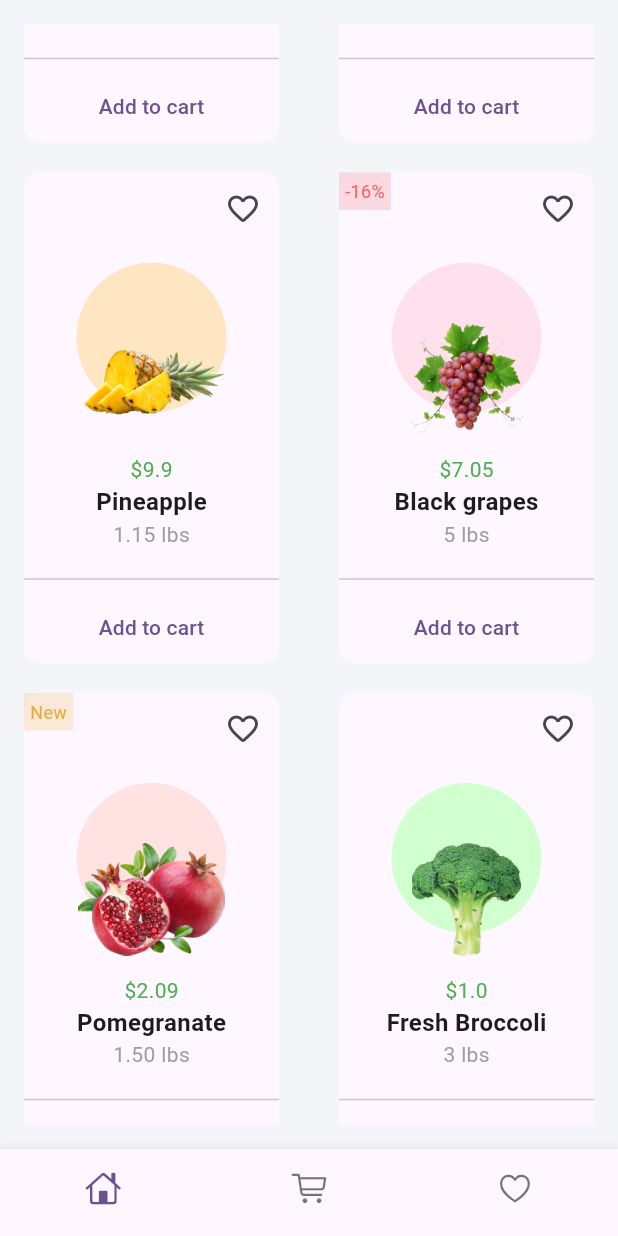
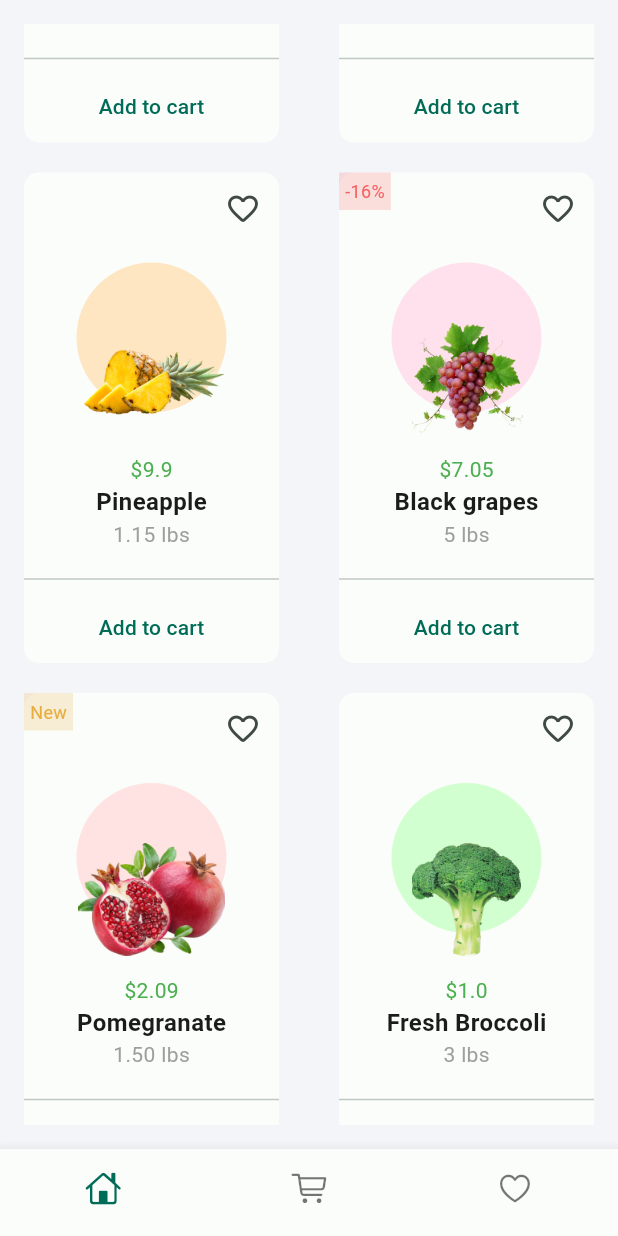
Before and after one commit to pacodemant/grocery_task, a Flutter app: the screen it shows after launch, scrolled down 576 dp, on a phone screen of 412 x 824 dp. Run offline on Flutter 3.47's test engine with Material 3 defaults, Android fonts, the phone set to English and light mode, and no system bars; our stand-ins replace flutter_animate.

Commit message:
feat: add a theme switcher

```diff
--- /dev/null
+++ b/lib/app.dart
@@ -0,0 +1,34 @@
+import 'package:flutter/material.dart';
+import 'package:grocery_task/consts/theme/theme.dart';
+import 'package:grocery_task/home/home_page.dart';
+
+class App extends StatefulWidget {
+  const App({super.key});
+
+  @override
+  State<App> createState() => _AppState();
+}
+
+class _AppState extends State<App> {
+  // This widget is the root of your application.
+
+  bool isDark = false;
+
+  @override
+  Widget build(BuildContext context) {
+    return MaterialApp(
+      title: 'Flutter Demo',
+      debugShowCheckedModeBanner: false,
+      theme: theme,
+      darkTheme: darkTheme,
+      themeMode: isDark ? ThemeMode.dark : ThemeMode.light,
+      home: HomePage(
+        toggleTheme: () {
+          setState(() {
+            isDark = !isDark;
+          });
+        },
+      ),
+    );
+  }
+}
--- /dev/null
+++ b/lib/cart/cart_page.dart
@@ -0,0 +1,10 @@
+import 'package:flutter/material.dart';
+
+class CartPage extends StatelessWidget {
+  const CartPage({Key? key}) : super(key: key);
+
+  @override
+  Widget build(BuildContext context) {
+    return Container();
+  }
+}
--- /dev/null
+++ b/lib/consts/theme/theme.dart
@@ -0,0 +1,23 @@
+import 'package:flutter/material.dart';
+import 'package:grocery_task/consts/theme/color_schemes.g.dart';
+
+ThemeData theme = ThemeData(
+  scaffoldBackgroundColor: const Color(0xffF4F5F9),
+  colorScheme: lightColorScheme,
+  textTheme: const TextTheme(
+    headlineSmall: TextStyle(
+      fontSize: 20,
+      fontWeight: FontWeight.bold,
+    ),
+  ),
+);
+
+ThemeData darkTheme = ThemeData.dark().copyWith(
+  colorScheme: darkColorScheme,
+  textTheme: const TextTheme(
+    headlineSmall: TextStyle(
+      fontSize: 20,
+      fontWeight: FontWeight.bold,
+    ),
+  ),
+);
--- a/lib/home/home_page.dart
+++ b/lib/home/home_page.dart
@@ -1,5 +1,6 @@
 import 'package:flutter/cupertino.dart';
 import 'package:flutter/material.dart';
+import 'package:flutter_animate/flutter_animate.dart';
 import 'package:grocery_task/home/models/cart.dart';
 import 'package:grocery_task/home/models/product.dart';
 import 'package:grocery_task/home/repository/products_repository.dart';
@@ -9,7 +10,9 @@ import 'package:grocery_task/home/widgets/hero_image.dart';
 import 'package:grocery_task/home/widgets/product_item.dart';
 
 class HomePage extends StatefulWidget {
-  const HomePage({Key? key}) : super(key: key);
+  const HomePage({required this.toggleTheme, Key? key}) : super(key: key);
+
+  final VoidCallback toggleTheme;
 
   @override
   State<HomePage> createState() => _HomePageState();
@@ -69,7 +72,6 @@ class _HomePageState extends State<HomePage> {
     return GestureDetector(
       onTap: () => FocusScope.of(context).unfocus(),
       child: Scaffold(
-          backgroundColor: const Color(0xffF4F5F9),
           body: Padding(
             padding: const EdgeInsets.all(16.0),
             child: ListView(
@@ -115,7 +117,13 @@ class _HomePageState extends State<HomePage> {
                 const SizedBox(
                   height: 22,
                 ),
-              ],
+                FilledButton(
+                  onPressed: () {
+                    widget.toggleTheme();
+                  },
+                  child: Text('Change Theme'),
+                ),
+              ].animate(interval: const Duration(milliseconds: 100)).fadeIn(),
             ),
           ),
           bottomNavigationBar: BottomNavigationBar(
--- a/lib/home/widgets/action_headline.dart
+++ b/lib/home/widgets/action_headline.dart
@@ -17,10 +17,7 @@ class ActionHeadline extends StatelessWidget {
       children: [
         Text(
           title,
-          style: const TextStyle(
-            fontSize: 20,
-            fontWeight: FontWeight.bold,
-          ),
+          style: Theme.of(context).textTheme.headlineSmall,
         ),
         IconButton(
           onPressed: onPressed,
--- a/lib/home/widgets/product_item.dart
+++ b/lib/home/widgets/product_item.dart
@@ -27,7 +27,7 @@ class ProductItem extends StatelessWidget {
     return Container(
       width: 170,
       decoration: BoxDecoration(
-        color: Theme.of(context).colorScheme.surface,
+        color: Theme.of(context).colorScheme.background,
         borderRadius: BorderRadius.circular(10),
       ),
       child: Column(
--- a/lib/main.dart
+++ b/lib/main.dart
@@ -1,23 +1,6 @@
 import 'package:flutter/material.dart';
-import 'package:grocery_task/home/home_page.dart';
+import 'package:grocery_task/app.dart';
 
 void main() {
-  runApp(const MyApp());
+  runApp(const App());
 }
-
-class MyApp extends StatelessWidget {
-  const MyApp({super.key});
-
-  // This widget is the root of your application.
-  @override
-  Widget build(BuildContext context) {
-    return MaterialApp(
-      title: 'Flutter Demo',
-      theme: ThemeData(
-        colorScheme: ColorScheme.fromSeed(seedColor: Colors.deepPurple),
-        useMaterial3: true,
-      ),
-      home: const HomePage(),
-    );
-  }
-}
--- a/pubspec.yaml
+++ b/pubspec.yaml
@@ -30,6 +30,8 @@ environment:
 dependencies:
   flutter:
     sdk: flutter
+
+  flutter_animate: ^4.5.0
 
 
   # The following adds the Cupertino Icons font to your application.
```
Also changed, not shown: lib/consts/theme/color_schemes.g.dart (added), pubspec.lock, 3 other files.
